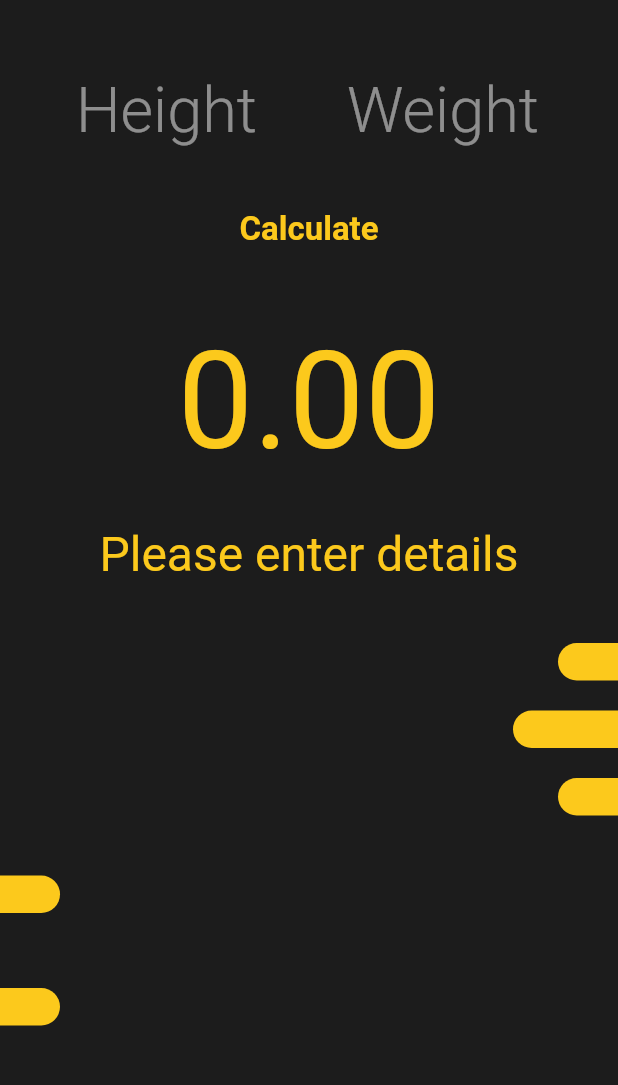
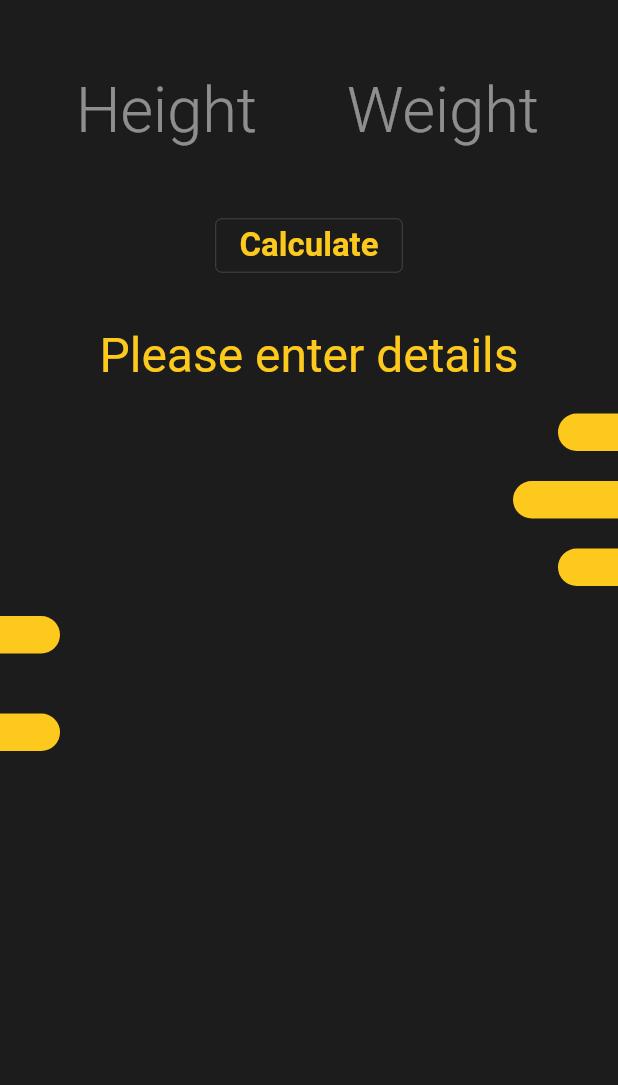
Before and after one commit to mohammedsafvan/bmi_app, a Flutter app: the screen it shows after launch, after a tap on "Calculate", on a phone screen of 412 x 824 dp, the part 59-1144 px from its top. Run offline on Flutter 3.47's test engine with Material 2 defaults, Android fonts, the phone set to English and light mode, and no system bars; our stand-ins replace hexcolor.

```diff
--- a/lib/screens/home.dart
+++ b/lib/screens/home.dart
@@ -72,7 +72,9 @@ class _HomeScreenState extends State<HomeScreen> {
                       hintStyle: TextStyle(
                         fontSize: 42,
                         fontWeight: FontWeight.w300,
-                            color: Colors.white.withOpacity(.5))),
+                        color: Colors.white.withOpacity(.5),
+                      ),
+                    ),
                   ),
                 ),
               ],
@@ -80,13 +82,21 @@ class _HomeScreenState extends State<HomeScreen> {
             const SizedBox(
               height: 30,
             ),
-            GestureDetector(
-              onTap: () {
+            Container(
+              child: OutlinedButton(
+                style: TextButton.styleFrom(
+                  side: BorderSide(
+                    color: Colors.white.withOpacity(.3),
+                    width: .4,
+                  ),
+                ),
+                onPressed: () {
                   final _htext = _heightController.text;
                   final _wtext = _weightController.text;
                   if (_htext == "" || _wtext == "") {
                     setState(() {
                       _textResult = "Please enter details";
+                      _bmiResult = 0;
                     });
                   } else {
                     double _h = double.parse(_htext) / 100;
@@ -105,7 +115,6 @@ class _HomeScreenState extends State<HomeScreen> {
                     });
                   }
                 },
-              child: Container(
                 child: Text(
                   "Calculate",
                   style: TextStyle(
@@ -117,19 +126,22 @@ class _HomeScreenState extends State<HomeScreen> {
               ),
             ),
             const SizedBox(
-              height: 50,
+              height: 20,
             ),
-            Container(
+            Visibility(
+              visible: (_bmiResult.toInt() != 0),
+              child: Container(
                 child: Text(
                   _bmiResult.toStringAsFixed(2),
                   style: TextStyle(
-                  fontSize: 90,
+                    fontSize: 60,
                     color: accentHexColor,
                   ),
                 ),
               ),
+            ),
             const SizedBox(
-              height: 30,
+              height: 10,
             ),
             Visibility(
               visible: _textResult.isNotEmpty,
@@ -145,7 +157,7 @@ class _HomeScreenState extends State<HomeScreen> {
               ),
             ),
             const SizedBox(
-              height: 40,
+              height: 20,
             ),
             const LeftBar(
               barWidth: 40,
@@ -163,13 +175,13 @@ class _HomeScreenState extends State<HomeScreen> {
               barWidth: 40,
             ),
             const SizedBox(
-              height: 40,
+              height: 20,
             ),
             const RightBar(
               barWidth: 40,
             ),
             const SizedBox(
-              height: 50,
+              height: 40,
             ),
             const RightBar(
               barWidth: 40,
```
Also changed, not shown: pubspec.lock. Lines whose indentation alone changed are shown as unchanged.
